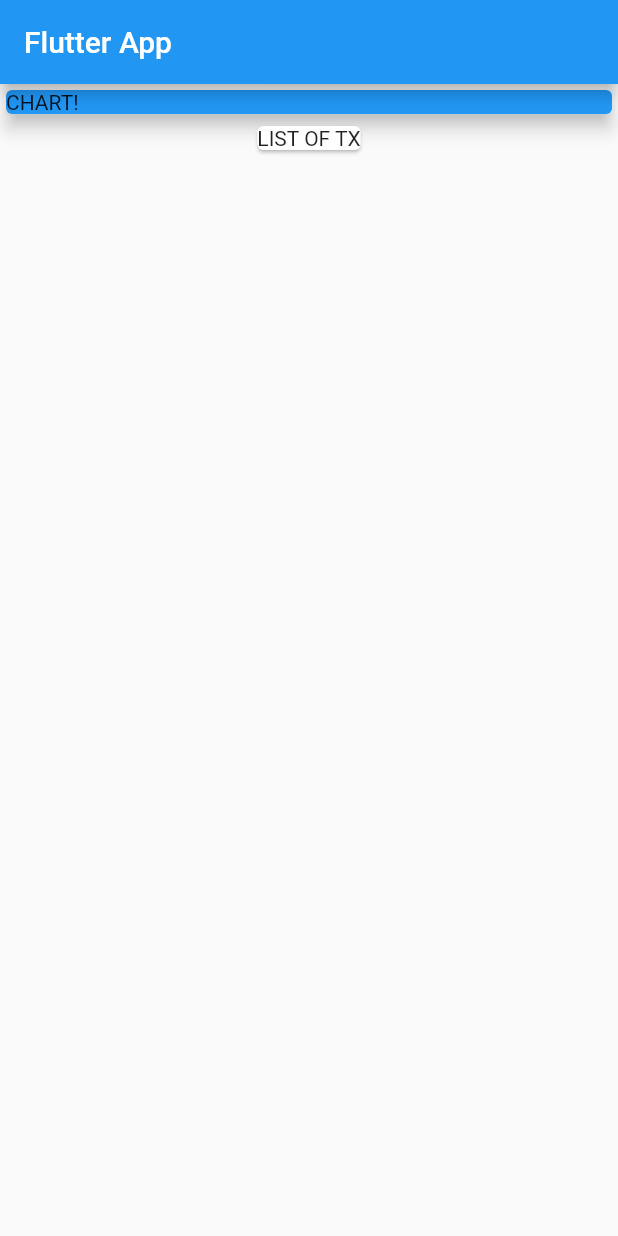
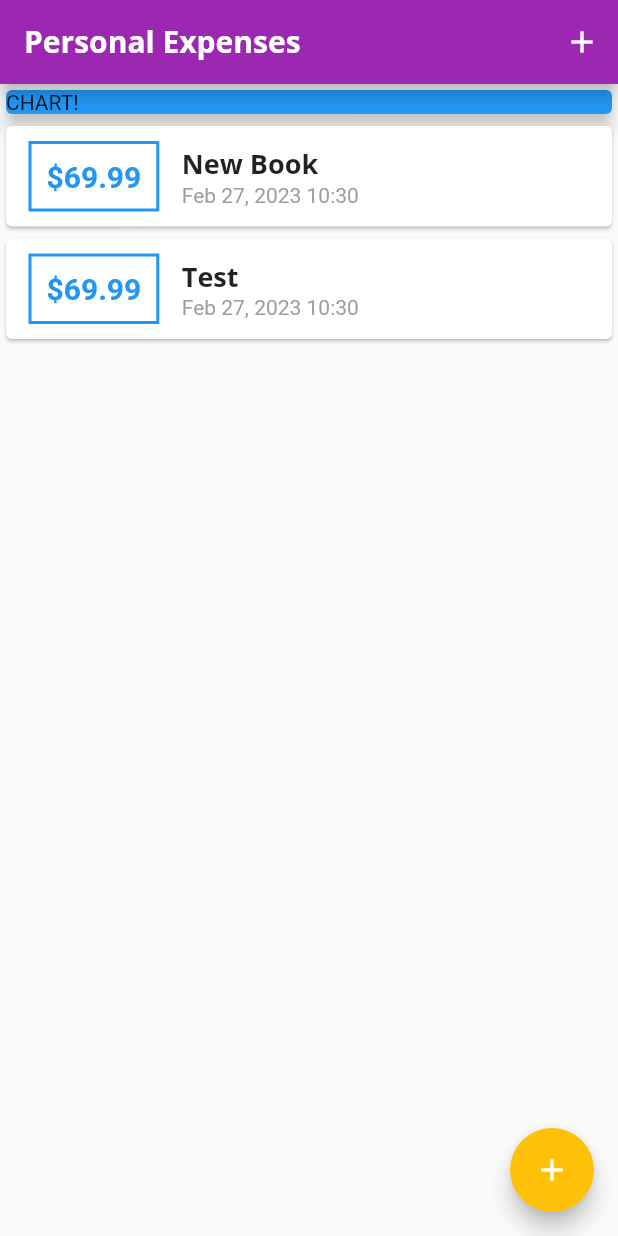
Before and after one commit to Dok2499k/personal_expenses_app, a Flutter app: the screen it shows after launch, on a phone screen of 412 x 824 dp. Run offline on Flutter 3.47's test engine with Material 2 defaults, Android fonts, the phone set to English and light mode, and no system bars.

Commit message:
added list and not finished design

```diff
--- a/lib/main.dart
+++ b/lib/main.dart
@@ -1,4 +1,7 @@
 import 'package:flutter/material.dart';
+import 'package:personal_expenses_app/widgets/new_transaction.dart';
+import 'package:personal_expenses_app/widgets/transaction_list.dart';
+import 'package:personal_expenses_app/models/transaction.dart';
 
 void main() => runApp(const MyApp());
 
@@ -7,25 +10,91 @@ class MyApp extends StatelessWidget {
 
   @override
   Widget build(BuildContext context) {
-    return const MaterialApp(
-      title: 'Flutter App',
+    return MaterialApp(
+      title: 'Personal Expenses',
+      theme: ThemeData(
+        fontFamily: 'Quicksand',
+        colorScheme: ColorScheme.fromSwatch(primarySwatch: Colors.purple)
+            .copyWith(secondary: Colors.amber),
+        textTheme: ThemeData.light().textTheme.copyWith(
+              titleLarge: const TextStyle(
+                fontFamily: 'Opensans',
+                fontWeight: FontWeight.bold,
+                fontSize: 18,
+              ),
+            ),
+        appBarTheme: AppBarTheme(
+          titleTextStyle: ThemeData.light()
+              .textTheme
+              .copyWith(
+                titleLarge: const TextStyle(
+                    fontFamily: 'OpenSans',
+                    fontSize: 20,
+                    fontWeight: FontWeight.bold),
+              )
+              .titleLarge,
+        ),
+      ),
       home: MyHomePage(),
     );
   }
 }
 
-class MyHomePage extends StatelessWidget {
-  const MyHomePage({super.key});
+class MyHomePage extends StatefulWidget {
+  MyHomePage({super.key});
+
+  @override
+  State<MyHomePage> createState() => _MyHomePageState();
+}
+
+class _MyHomePageState extends State<MyHomePage> {
+  final List<Transaction> _userTransactions = [
+    Transaction(id: 't1', title: 'New Book', amount: 69.99, date: DateTime.now()),
+    Transaction(id: 't1', title: 'Test', amount: 69.99, date: DateTime.now()),
+  ];
+
+  void _addNewTransaction(String txTitle, double txAmount) {
+    final newTx = Transaction(
+      id: DateTime.now().toString(),
+      title: txTitle,
+      amount: txAmount,
+      date: DateTime.now(),
+    );
+
+    setState(() {
+      _userTransactions.add(newTx);
+    });
+  }
+
+  void _startAddNewTransaction(BuildContext context) {
+    showModalBottomSheet(
+        context: context,
+        builder: (_) {
+          return GestureDetector(
+            onTap: () {},
+            behavior: HitTestBehavior.opaque,
+            child: NewTransaction(_addNewTransaction),
+          );
+        });
+  }
 
   @override
   Widget build(BuildContext context) {
     return Scaffold(
       appBar: AppBar(
-        title: const Text('Flutter App'),
+        title: const Text('Personal Expenses'),
+        actions: [
+          IconButton(
+            onPressed: () => _startAddNewTransaction(context),
+            icon: const Icon(Icons.add_outlined),
           ),
-      body: Column(
-        children: const [
-          SizedBox(
+        ],
+      ),
+      body: SingleChildScrollView(
+        child: Column(
+          // mainAxisAlignment: MainAxisAlignment.spaceAround,
+          children: [
+            const SizedBox(
               width: double.infinity,
               child: Card(
                 color: Colors.blue,
@@ -33,10 +102,13 @@ class MyHomePage extends StatelessWidget {
                 child: Text('CHART!'),
               ),
             ),
-          Card(
-            child: Text('LIST OF TX'),
+            TransactionList(_userTransactions),
+          ],
         ),
-        ],
+      ),
+      floatingActionButton: FloatingActionButton(
+        onPressed: () => _startAddNewTransaction(context),
+        child: const Icon(Icons.add_outlined),
       ),
     );
   }
--- /dev/null
+++ b/lib/models/transaction.dart
@@ -0,0 +1,12 @@
+class Transaction {
+  final String id;
+  final String title;
+  final double amount;
+  final DateTime date;
+
+  Transaction(
+      {required this.id,
+      required this.title,
+      required this.amount,
+      required this.date});
+}
--- /dev/null
+++ b/lib/widgets/transaction_list.dart
@@ -0,0 +1,66 @@
+import 'package:flutter/material.dart';
+import 'package:personal_expenses_app/models/transaction.dart';
+import 'package:intl/intl.dart';
+
+class TransactionList extends StatelessWidget {
+  final List<Transaction> transactions;
+
+  const TransactionList(this.transactions, {super.key});
+
+  @override
+  Widget build(BuildContext context) {
+    return SizedBox(
+      height: 300,
+      child: ListView.builder(
+        itemBuilder: (context, index) {
+          return Card(
+            child: Row(
+              children: [
+                SizedBox(
+                  child: Container(
+                    margin: const EdgeInsets.symmetric(
+                      vertical: 10,
+                      horizontal: 15,
+                    ),
+                    decoration: BoxDecoration(
+                        border: Border.all(
+                      color: Theme.of(context).primaryColor,
+                      width: 2,
+                    )),
+                    padding: const EdgeInsets.all(10),
+                    child: Text(
+                      '\$${transactions[index].amount.toStringAsFixed(2)}',
+                      style: TextStyle(
+                        fontWeight: FontWeight.bold,
+                        fontSize: 20,
+                        color: Theme.of(context).primaryColor,
+                      ),
+                    ),
+                  ),
+                ),
+                Column(
+                  crossAxisAlignment: CrossAxisAlignment.start,
+                  children: [
+                    Text(
+                      transactions[index].title,
+                      style: Theme.of(context).textTheme.titleLarge,
+                    ),
+                    Text(
+                      DateFormat.yMMMd()
+                          .add_Hm()
+                          .format(transactions[index].date),
+                      style: const TextStyle(
+                        color: Colors.grey,
+                      ),
+                    ),
+                  ],
+                ),
+              ],
+            ),
+          );
+        },
+        itemCount: transactions.length,
+      ),
+    );
+  }
+}
```
Also changed, not shown: lib/widgets/new_transaction.dart (added, +58 -0 lines), pubspec.yaml (+15 -12 lines), fonts/OpenSans-Bold.ttf (added), fonts/OpenSans-Regular.ttf (added), fonts/Quicksand-Bold.ttf (added), fonts/Quicksand-Light.ttf (added), fonts/Quicksand-Medium.ttf (added), fonts/Quicksand-Regular.ttf (added), pubspec.lock. Lines whose indentation alone changed are shown as unchanged.
